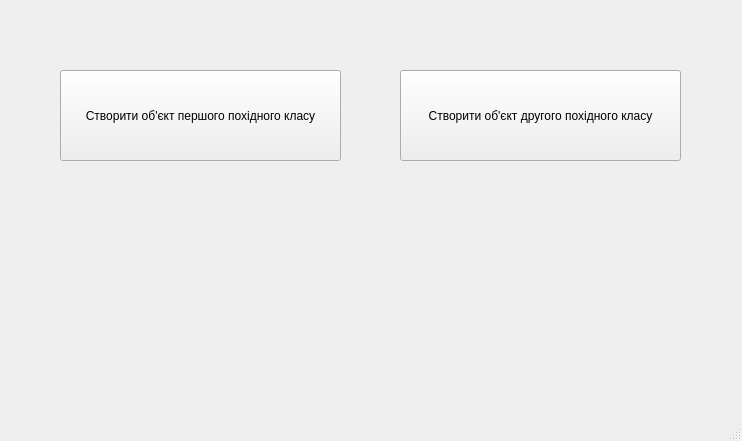
First picture: the form in MDI/PR10/mainwindow.ui, repository KushnirMaxim/OOP_practice, before the edit.
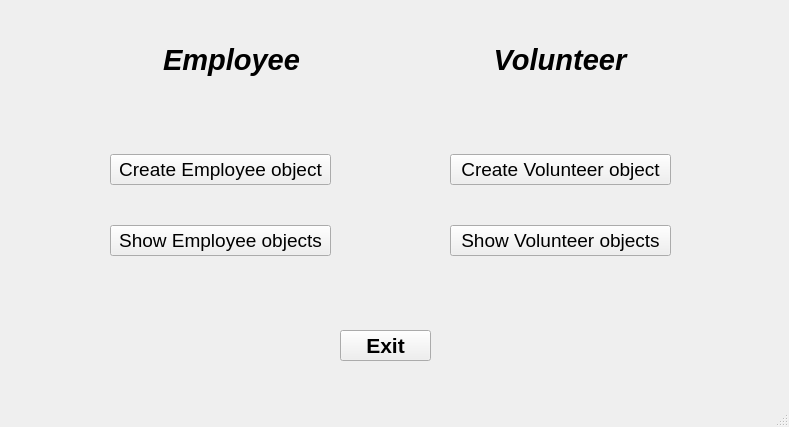
Second picture: the form after the edit.

```diff
--- a/MDI/PR10/mainwindow.ui
+++ b/MDI/PR10/mainwindow.ui
@@ -6,38 +6,149 @@
    <rect>
     <x>0</x>
     <y>0</y>
-    <width>742</width>
-    <height>441</height>
+    <width>789</width>
+    <height>427</height>
    </rect>
   </property>
   <property name="windowTitle">
    <string>MainWindow</string>
   </property>
   <widget class="QWidget" name="centralwidget">
-   <widget class="QPushButton" name="pushButton">
+   <widget class="QWidget" name="horizontalLayoutWidget">
     <property name="geometry">
      <rect>
-      <x>60</x>
-      <y>70</y>
-      <width>281</width>
-      <height>91</height>
+      <x>70</x>
+      <y>20</y>
+      <width>651</width>
+      <height>80</height>
      </rect>
     </property>
-    <property name="text">
-     <string>Створити об'єкт першого похідного класу</string>
+    <layout class="QHBoxLayout" name="horizontalLayout">
+     <item>
+      <widget class="QLabel" name="label_2">
+       <property name="font">
+        <font>
+         <pointsize>22</pointsize>
+         <italic>true</italic>
+         <bold>true</bold>
+        </font>
+       </property>
+       <property name="text">
+        <string>Employee</string>
+       </property>
+       <property name="alignment">
+        <set>Qt::AlignCenter</set>
+       </property>
+      </widget>
+     </item>
+     <item>
+      <widget class="QLabel" name="label">
+       <property name="font">
+        <font>
+         <pointsize>22</pointsize>
+         <italic>true</italic>
+         <bold>true</bold>
+        </font>
+       </property>
+       <property name="text">
+        <string>Volunteer</string>
+       </property>
+       <property name="alignment">
+        <set>Qt::AlignCenter</set>
+       </property>
+      </widget>
+     </item>
+    </layout>
+   </widget>
+   <widget class="QWidget" name="verticalLayoutWidget">
+    <property name="geometry">
+     <rect>
+      <x>110</x>
+      <y>120</y>
+      <width>221</width>
+      <height>171</height>
+     </rect>
     </property>
+    <layout class="QVBoxLayout" name="verticalLayout">
+     <item>
+      <widget class="QPushButton" name="pbCreateEmployee">
+       <property name="font">
+        <font>
+         <pointsize>14</pointsize>
+        </font>
+       </property>
+       <property name="text">
+        <string>Create Employee object</string>
+       </property>
+      </widget>
+     </item>
+     <item>
+      <widget class="QPushButton" name="pbShowEmployee">
+       <property name="font">
+        <font>
+         <pointsize>14</pointsize>
+        </font>
+       </property>
+       <property name="text">
+        <string>Show Employee objects</string>
+       </property>
+      </widget>
+     </item>
+    </layout>
    </widget>
-   <widget class="QPushButton" name="pushButton_2">
+   <widget class="QWidget" name="verticalLayoutWidget_2">
     <property name="geometry">
      <rect>
-      <x>400</x>
-      <y>70</y>
-      <width>281</width>
-      <height>91</height>
+      <x>450</x>
+      <y>120</y>
+      <width>221</width>
+      <height>171</height>
      </rect>
     </property>
+    <layout class="QVBoxLayout" name="verticalLayout_2">
+     <item>
+      <widget class="QPushButton" name="pbCreateVolunteer">
+       <property name="font">
+        <font>
+         <pointsize>14</pointsize>
+        </font>
+       </property>
+       <property name="text">
+        <string>Create Volunteer object</string>
+       </property>
+      </widget>
+     </item>
+     <item>
+      <widget class="QPushButton" name="pbShowVolunteer">
+       <property name="font">
+        <font>
+         <pointsize>14</pointsize>
+        </font>
+       </property>
+       <property name="text">
+        <string>Show Volunteer objects</string>
+       </property>
+      </widget>
+     </item>
+    </layout>
+   </widget>
+   <widget class="QPushButton" name="pbExit">
+    <property name="geometry">
+     <rect>
+      <x>340</x>
+      <y>330</y>
+      <width>91</width>
+      <height>31</height>
+     </rect>
+    </property>
+    <property name="font">
+     <font>
+      <pointsize>16</pointsize>
+      <bold>true</bold>
+     </font>
+    </property>
     <property name="text">
-     <string>Створити об'єкт другого похідного класу</string>
+     <string>Exit</string>
     </property>
    </widget>
   </widget>
```
Left out of the diff: 4 changed lines with no effect on the pictures.
